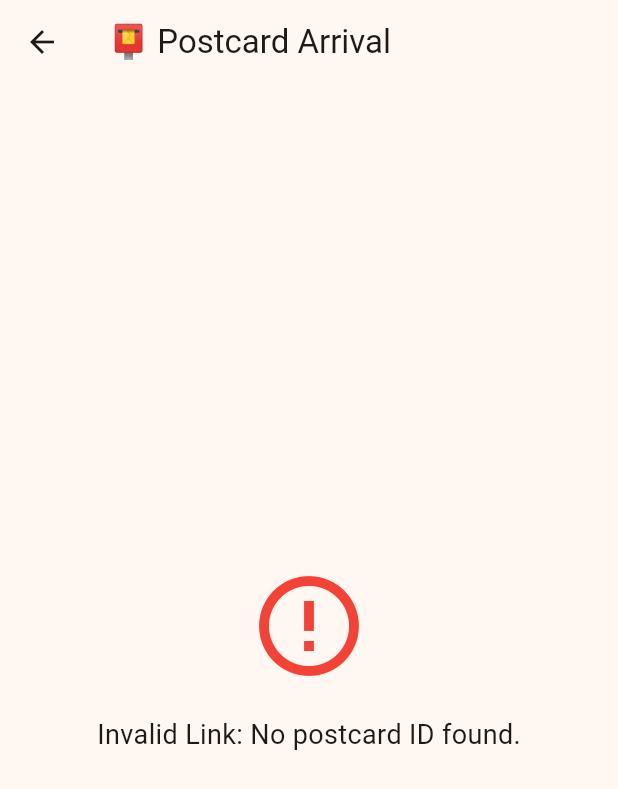
After one commit to LEO0331/WarmthFromAfar, a Flutter app: the ReceivedConfirmationPage screen opened by its route, on a phone screen of 412 x 824 dp. The commit adds this screen. Shown: the top 789 px of the screen. Run offline on Flutter 3.47's test engine with Material 3 defaults, Android fonts, the phone set to English and light mode, and no system bars; our stand-ins replace cloud_firestore, firebase_auth, firebase_core, flutter_map, geocoding, geolocator and 2 more; accounts and stored records are empty.

Commit message:
add received postcard url

```diff
--- a/lib/main.dart
+++ b/lib/main.dart
@@ -1,8 +1,9 @@
 import 'package:flutter/material.dart';
 import 'package:firebase_core/firebase_core.dart';
-import 'package:provider/provider.dart'; // 新增
-import 'firebase_options.dart';          // 新增
+import 'package:provider/provider.dart';
+import 'firebase_options.dart';
 import 'providers/auth_provider.dart';
+import 'views/received_confirmation_page.dart';
 import 'views/request_page.dart';
 import 'views/tracking_page.dart';
 import 'views/admin/admin_login.dart';
@@ -41,6 +42,7 @@ class WanderStampApp extends StatelessWidget {
       routes: {
         '/': (context) => const MainNavigator(),
         '/admin-login': (context) => const AdminLoginPage(),
+        '/received': (context) => const ReceivedConfirmationPage(),
       },
     );
   }
--- /dev/null
+++ b/lib/views/received_confirmation_page.dart
@@ -0,0 +1,91 @@
+import 'package:flutter/material.dart';
+import '../services/firebase_service.dart';
+
+class ReceivedConfirmationPage extends StatefulWidget {
+  const ReceivedConfirmationPage({super.key});
+
+  @override
+  State<ReceivedConfirmationPage> createState() => _ReceivedConfirmationPageState();
+}
+
+class _ReceivedConfirmationPageState extends State<ReceivedConfirmationPage> {
+  bool _isProcessing = true;
+  String? _error;
+
+  @override
+  void initState() {
+    super.initState();
+    _confirmReceipt();
+  }
+
+  Future<void> _confirmReceipt() async {
+    // 從當前網址取得參數 ?id=xxxxxx
+    final String? docId = Uri.base.queryParameters['id'];
+
+    if (docId == null || docId.isEmpty) {
+      setState(() {
+        _isProcessing = false;
+        _error = "Invalid Link: No postcard ID found.";
+      });
+      return;
+    }
+
+    try {
+      // 呼叫 Service 更新狀態為 'received'
+      await FirebaseService().updateStatus(docId, 'received');
+      setState(() {
+        _isProcessing = false;
+      });
+    } catch (e) {
+      setState(() {
+        _isProcessing = false;
+        _error = "Update failed. Please try again.";
+      });
+    }
+  }
+
+  @override
+  Widget build(BuildContext context) {
+    return Scaffold(
+      appBar: AppBar(title: const Text("📮 Postcard Arrival")),
+      body: Center(
+        child: Padding(
+          padding: const EdgeInsets.all(30.0),
+          child: _isProcessing
+              ? const CircularProgressIndicator()
+              : _error != null
+                  ? Column(
+                      mainAxisSize: MainAxisSize.min,
+                      children: [
+                        const Icon(Icons.error_outline, size: 80, color: Colors.red),
+                        const SizedBox(height: 20),
+                        Text(_error!, style: const TextStyle(fontSize: 18)),
+                      ],
+                    )
+                  : Column(
+                      mainAxisSize: MainAxisSize.min,
+                      children: [
+                        const Icon(Icons.favorite, size: 100, color: Colors.pink),
+                        const SizedBox(height: 20),
+                        const Text(
+                          "You made my day!",
+                          style: TextStyle(fontSize: 24, fontWeight: FontWeight.bold),
+                        ),
+                        const SizedBox(height: 10),
+                        const Text(
+                          "I'm so happy to know the postcard reached you safely. Thank you for being part of this journey!",
+                          textAlign: TextAlign.center,
+                          style: TextStyle(fontSize: 16),
+                        ),
+                        const SizedBox(height: 40),
+                        ElevatedButton(
+                          onPressed: () => Navigator.pushNamed(context, '/'),
+                          child: const Text("View All Journeys"),
+                        ),
+                      ],
+                    ),
+        ),
+      ),
+    );
+  }
+}
--- a/lib/views/request_page.dart
+++ b/lib/views/request_page.dart
@@ -105,7 +105,7 @@ class _RequestPageState extends State<RequestPage> {
 
           // 5. 下拉選單實作：使用 hint 取代 initialValue
           DropdownButtonFormField<String>(
-            value: _selectedTopic,
+            initialValue: _selectedTopic,
             hint: const Text("Select a Message Topic"), // 初始為空時顯示的提示
             items: _topics.map((t) => DropdownMenuItem(value: t, child: Text(t))).toList(),
             onChanged: (val) => setState(() => _selectedTopic = val),
--- a/lib/views/tracking_map_view.dart
+++ b/lib/views/tracking_map_view.dart
@@ -70,7 +70,7 @@ class WanderMap extends StatelessWidget {
         Container(
           padding: const EdgeInsets.symmetric(horizontal: 4, vertical: 1),
           decoration: BoxDecoration(
-            color: Colors.white.withOpacity(0.8),
+            color: Colors.white.withValues(),
             borderRadius: BorderRadius.circular(4),
           ),
           child: const Text("Warmth", style: TextStyle(fontSize: 8, fontWeight: FontWeight.bold)),
```
Also changed, not shown: lib/widgets/postcard_card.dart (+41 -12 lines), 1 other file.
